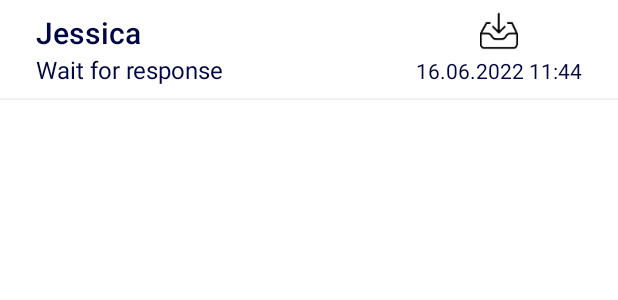
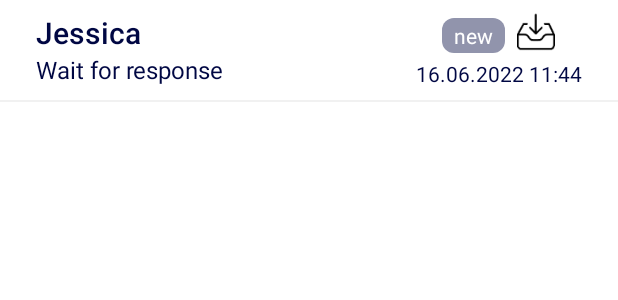
Before and after one commit to Purik/didcomm-messenger, an Android app: the layout item_invitations_unaccepted.xml on its own in the app's theme, with its tools: preview values and no code run, on a phone screen of 412 x 824 dp. Shown: the top 300 px of the screen. Run offline under Robolectric (Android 15) with nearby library versions, the phone set to English and light mode, and no system bars.

Commit message:
fix bugs for pin and other

```diff
--- a/androidApp/src/main/java/com/socialsirius/messenger/base/ui/BaseActivityModel.kt
+++ b/androidApp/src/main/java/com/socialsirius/messenger/base/ui/BaseActivityModel.kt
@@ -73,6 +73,7 @@ abstract class BaseActivityModel(val messageRepository: MessageRepository) : Bas
 
     override fun onPause() {
         super.onPause()
+
         SiriusWebSocketListener.isForeground = false
     }
 
--- a/androidApp/src/main/java/com/socialsirius/messenger/models/Chats.kt
+++ b/androidApp/src/main/java/com/socialsirius/messenger/models/Chats.kt
@@ -22,6 +22,7 @@ class Chats : Serializable{
     var id: String? = null
     var isActionExist: Boolean = false
     var unreadMessageNotInDB: Int = 0
+    var allMessageCount: Int = 0
     var isInSilentMode: Boolean = false
     var isRoom: Boolean = false
     var lastMessage: LocalMessage? = null
--- a/androidApp/src/main/java/com/socialsirius/messenger/sirius_sdk_impl/SDKUseCase.kt
+++ b/androidApp/src/main/java/com/socialsirius/messenger/sirius_sdk_impl/SDKUseCase.kt
@@ -435,6 +435,9 @@ class SDKUseCase @Inject constructor(
                     .build()
             return message
         }
+        if(type == "ping"){
+            return Ping.builder().setResponseRequested(true).build()
+        }
         return com.sirius.library.messaging.Message()
     }
 
--- a/androidApp/src/main/java/com/socialsirius/messenger/sirius_sdk_impl/scenario/PongScenarioImpl.kt
+++ b/androidApp/src/main/java/com/socialsirius/messenger/sirius_sdk_impl/scenario/PongScenarioImpl.kt
@@ -9,6 +9,7 @@ import com.sirius.library.mobile.scenario.BaseScenario
 import com.sirius.library.mobile.scenario.EventTransform
 import com.socialsirius.messenger.repository.EventRepository
 import com.socialsirius.messenger.repository.MessageRepository
+import com.socialsirius.messenger.service.SiriusWebSocketListener
 import com.socialsirius.messenger.transform.LocalMessageTransform
 import com.socialsirius.messenger.use_cases.EventUseCase
 import com.socialsirius.messenger.utils.NotificationsUtils
@@ -23,7 +24,7 @@ class PongScenarioImpl(val eventRepository: EventRepository, val messageReposito
 
 
     override fun onScenarioEnd(id: String,event: Event,success: Boolean, error: String?) {
-        messageRepository.pongMutableLiveData.postValue(Pair(true, error?:""))
+            messageRepository.pongMutableLiveData.postValue(Pair(true, error?:""))
     }
 
     override fun onScenarioStart(id: String,event: Event) {
@@ -35,7 +36,7 @@ class PongScenarioImpl(val eventRepository: EventRepository, val messageReposito
     }
 
     override suspend fun start(event: Event): Pair<Boolean, String?> {
-        Log.d("mylog2090","PongScenarioImpl event="+event.messageObj)
+        Log.d("TRUST PING ","PongScenarioImpl event="+event.messageObj)
         return Pair(true,event.pairwise?.their?.did)
     }
 
--- a/androidApp/src/main/java/com/socialsirius/messenger/ui/chats/allChats/AllChatsViewModel.kt
+++ b/androidApp/src/main/java/com/socialsirius/messenger/ui/chats/allChats/AllChatsViewModel.kt
@@ -6,6 +6,7 @@ import androidx.lifecycle.MutableLiveData
 import com.sirius.library.mobile.helpers.PairwiseHelper
 import com.socialsirius.messenger.base.providers.ResourcesProvider
 import com.socialsirius.messenger.base.ui.BaseViewModel
+import com.socialsirius.messenger.models.ChatMessageStatus
 import com.socialsirius.messenger.models.Chats
 import com.socialsirius.messenger.models.ui.ItemContacts
 import com.socialsirius.messenger.repository.MessageRepository
@@ -189,7 +190,8 @@ class AllChatsViewModel @Inject constructor(
                  val invitationChat = Chats()
                  invitationChat.title = "Invitations"
                  invitationChat.id = "invitation"
-                 invitationChat.unreadMessageNotInDB = listMessage.count()
+                 invitationChat.allMessageCount = listMessage.count()
+                 invitationChat.unreadMessageNotInDB = listMessage.filter { it.status != ChatMessageStatus.acknowlege }.count()
                  list.add(0,invitationChat)
                  updateList(list)
              }
--- a/androidApp/src/main/res/layout/item_invitations_unaccepted.xml
+++ b/androidApp/src/main/res/layout/item_invitations_unaccepted.xml
@@ -90,12 +90,35 @@
                 android:layout_width="wrap_content"
                 android:layout_height="wrap_content"
                 android:orientation="vertical">
+                <LinearLayout
+                    android:layout_width="wrap_content"
+                    android:layout_height="wrap_content"
+                    android:orientation="horizontal"
+                    android:layout_gravity="center">
+                    <TextView
+                        android:id="@+id/newTextView"
+                        style="@style/Body2"
+                        android:textColor="@color/white"
+                        android:layout_width="wrap_content"
+                        android:layout_marginTop="4dp"
+                        android:layout_height="wrap_content"
+                       android:layout_marginRight="8dp"
+                        android:paddingBottom="2dp"
+                        android:paddingTop="2dp"
+                        android:paddingLeft="8dp"
+
+                        android:paddingRight="8dp"
+                        android:background="@drawable/bg_accent_rounded_button_disabled"
+                        android:lines="1"
+                        android:text="new" />
                     <ImageView
                         android:layout_width="25dp"
                         android:layout_height="25dp"
                         android:src="@drawable/inbox"
                         android:id="@+id/imageView"
                         android:layout_gravity="center"/>
+                </LinearLayout>
+
                 <TextView
                     android:id="@+id/dateTextView"
                     style="@style/Body2"
--- a/androidApp/src/main/res/values/strings.xml
+++ b/androidApp/src/main/res/values/strings.xml
@@ -54,6 +54,8 @@
     <string name="yes">Yes</string>
     <string name="alert_confirm">Confirm</string>
     <string name="lock_screen_title_pf_not_created_wallet">Create a PIN code for the secure store</string>
+    <string name="lock_screen_title_pf_not_created_wallet_change_pin">Change or delete PIN code for the secure store</string>
+    <string name="lock_screen_title_pf_not_created_wallet_change_pin_title">Change PIN code</string>
     <string name="request_add_to_contact">%s is not in your list of contacts. Want to add %s to your contact list?</string>
     <string name="lock_screen_title_pf_not_created_wallet_hint">Remember this code, without it you won’t be able to access your sensitive data stored in the secure storage</string>
     <string name="lock_screen_title_try_count_pf">Attempts left: </string>
--- a/gradle.properties
+++ b/gradle.properties
@@ -5,3 +5,4 @@ android.useAndroidX=true
 android.enableJetifier=true
 kotlin.mpp.enableGranularSourceSetsMetadata=true
 kotlin.native.enableDependencyPropagation=false
+org.gradle.unsafe.configuration-cache=true
```
Also changed, not shown: androidApp/src/main/java/com/socialsirius/messenger/base/ui/BaseActivity.java (+10 -0 lines), androidApp/src/main/java/com/socialsirius/messenger/sirius_sdk_impl/scenario/PingScenarioImpl.kt (+6 -2 lines), androidApp/src/main/java/com/socialsirius/messenger/ui/chats/allChats/ChatsAdapter.kt (+7 -2 lines), androidApp/src/main/java/com/socialsirius/messenger/ui/chats/chat/ChatViewModel.kt (+27 -1 lines), androidApp/src/main/java/com/socialsirius/messenger/ui/chats/invitations/InvitationsAdapter.kt (+12 -0 lines), androidApp/src/main/java/com/socialsirius/messenger/ui/chats/invitations/InvitationsListFragment.kt (+25 -5 lines), androidApp/src/main/java/com/socialsirius/messenger/ui/chats/invitations/InvitationsListViewModel.kt (+12 -1 lines), androidApp/src/main/java/com/socialsirius/messenger/ui/pinCreate/CreatePinFragment.kt (+7 -0 lines), androidApp/src/main/java/com/socialsirius/messenger/ui/pinCreate/CreatePinViewModel.kt (+8 -0 lines), androidApp/src/main/res/layout/fragment_create_pin.xml (+23 -3 lines). Lines whose indentation alone changed are shown as unchanged.
